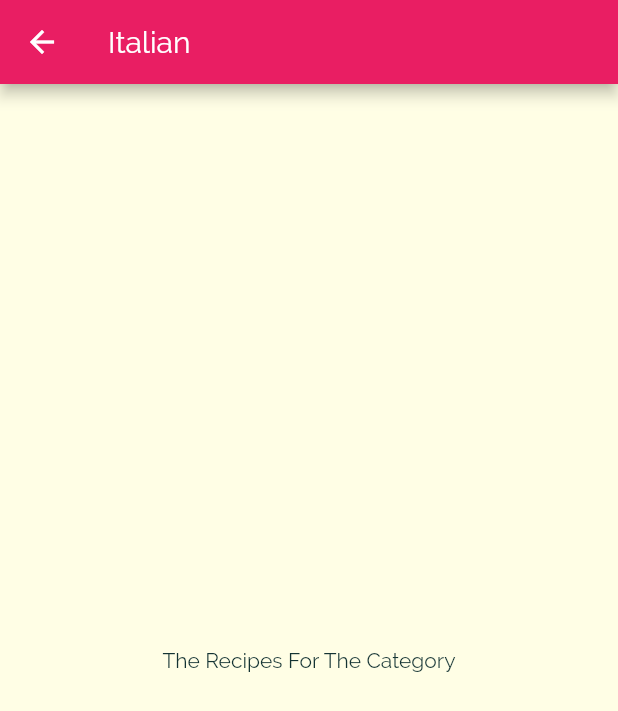
After one commit to CodenameCOTC/recipe, a Flutter app: the screen it shows after launch, after a tap on "Italian", on a phone screen of 412 x 824 dp. The commit adds this screen. Shown: the top 711 px of the screen. Run offline on Flutter 3.47's test engine with Material 2 defaults, Android fonts, the phone set to English and light mode, and no system bars.

Commit message:
initial setup category_meals_screen widget

```diff
--- a/lib/categories_screen.dart
+++ b/lib/categories_screen.dart
@@ -12,7 +12,11 @@ class CategoriesScreen extends StatelessWidget {
       body: GridView(
         padding: const EdgeInsets.all(25),
         children: DUMMY_CATEGORIES
-            .map((category) => CategoryItem(category.title, category.color))
+            .map((category) => CategoryItem(
+                  category.id,
+                  category.title,
+                  category.color,
+                ))
             .toList(),
         gridDelegate: SliverGridDelegateWithMaxCrossAxisExtent(
           maxCrossAxisExtent: 200,
--- a/lib/category_item.dart
+++ b/lib/category_item.dart
@@ -1,14 +1,29 @@
+import 'package:flutter/cupertino.dart';
 import 'package:flutter/material.dart';
+import 'package:meals_app/category_meals_screen.dart';
 
 class CategoryItem extends StatelessWidget {
+  final String id;
   final String title;
   final Color color;
 
-  CategoryItem(this.title, this.color);
+  CategoryItem(this.id, this.title, this.color);
+
+  void selectCategory(BuildContext ctx) {
+    Navigator.of(ctx).push(
+      MaterialPageRoute(
+        builder: (_) => CategoryMealsScreen(id, title),
+      ),
+    );
+  }
 
   @override
   Widget build(BuildContext context) {
-    return Container(
+    return InkWell(
+      onTap: () => selectCategory(context),
+      splashColor: Theme.of(context).primaryColor,
+      borderRadius: BorderRadius.circular(15),
+      child: Container(
         padding: const EdgeInsets.all(15),
         child: Text(
           title,
@@ -25,6 +40,7 @@ class CategoryItem extends StatelessWidget {
           ),
           borderRadius: BorderRadius.circular(15),
         ),
+      ),
     );
   }
 }
--- /dev/null
+++ b/lib/category_meals_screen.dart
@@ -0,0 +1,20 @@
+import 'package:flutter/material.dart';
+
+class CategoryMealsScreen extends StatelessWidget {
+  final String categoryId;
+  final String categoryTitle;
+
+  CategoryMealsScreen(this.categoryId, this.categoryTitle);
+
+  @override
+  Widget build(BuildContext context) {
+    return Scaffold(
+      appBar: AppBar(
+        title: Text(categoryTitle),
+      ),
+      body: Center(
+        child: Text('The Recipes For The Category'),
+      ),
+    );
+  }
+}
```
Lines whose indentation alone changed are shown as unchanged.
